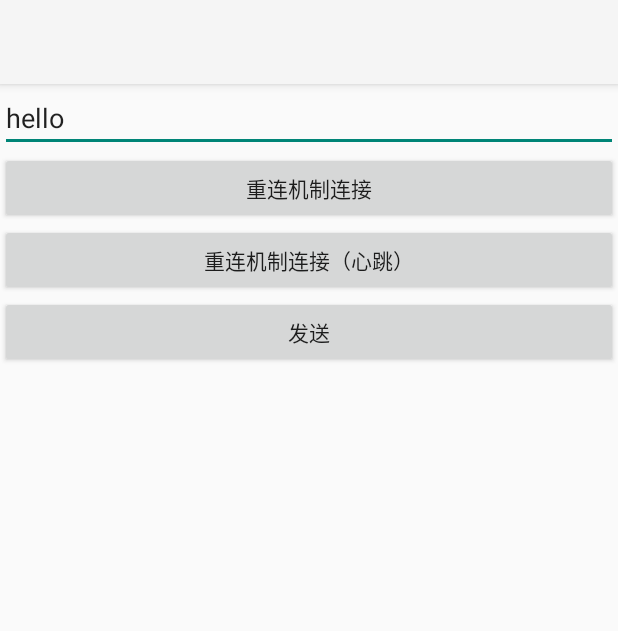
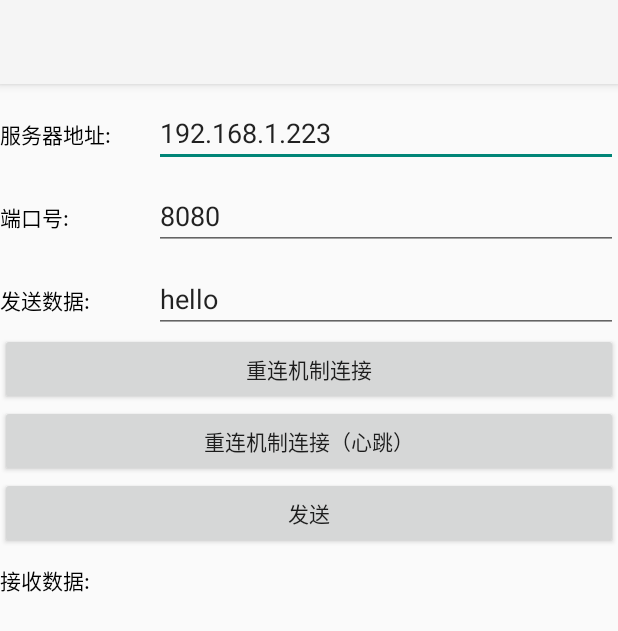
Before and after one commit to LiangLuDev/RxSocket, an Android app: the screen it shows after launch (MainActivity), after a tap on "重连机制连接", on a phone screen of 412 x 824 dp. Shown: the top 631 px of the screen. Run offline under Robolectric (Android 15) with nearby library versions, the phone set to English and light mode, and no system bars; our stand-ins replace RxJava; network calls fail.

```diff
--- a/app/src/main/java/com/luliang/rxsocket/MainActivity.java
+++ b/app/src/main/java/com/luliang/rxsocket/MainActivity.java
@@ -1,5 +1,6 @@
 package com.luliang.rxsocket;
 
+import android.annotation.SuppressLint;
 import android.support.v7.app.AppCompatActivity;
 import android.os.Bundle;
 import android.text.TextUtils;
@@ -7,20 +8,23 @@ import android.util.Log;
 import android.view.View;
 import android.widget.Button;
 import android.widget.EditText;
+import android.widget.TextView;
+import android.widget.Toast;
 
 import io.reactivex.functions.Consumer;
 import io.reactivex.schedulers.Schedulers;
 
 public class MainActivity extends AppCompatActivity {
-    private RxSocket rxSocket;
     Button mBtnSend;
     Button mBtnConnect;
     Button mBtnHeartConnect;
     EditText mEtSendText;
-    private String HOST ="192.168.1.223";
-    private int PORT=8080;
+    EditText mEtHost;
+    EditText mEtPort;
+    TextView mTvResponse;
 
 
+    @SuppressLint("SetTextI18n")
     @Override
     protected void onCreate(Bundle savedInstanceState) {
         super.onCreate(savedInstanceState);
@@ -31,28 +35,40 @@ public class MainActivity extends AppCompatActivity {
         mBtnConnect = findViewById(R.id.btn_connect);
         mBtnHeartConnect = findViewById(R.id.btn_heart_connect);
         mEtSendText = findViewById(R.id.et_send_text);
+        mEtHost = findViewById(R.id.et_host);
+        mEtPort = findViewById(R.id.et_port);
+        mTvResponse = findViewById(R.id.tv_response);
 
 
-
-         //初始化
+        //初始化
         RxSocket rxSocket = RxSocket.getInstance();
 
-        mBtnConnect.setOnClickListener(new View.OnClickListener() {
-            @Override
-            public void onClick(View view) {
-                //重连机制的订阅
-                rxSocket.reconnection(HOST, PORT)
-                        .subscribe(s -> Log.d("server response data", s));
+        mBtnConnect.setOnClickListener(view -> {
+            if (TextUtils.isEmpty(mEtHost.getText())) {
+                Toast.makeText(MainActivity.this,"请输入服务器地址",Toast.LENGTH_SHORT).show();
+                return;
             }
+            if (TextUtils.isEmpty(mEtPort.getText())) {
+                Toast.makeText(MainActivity.this,"请输入端口号",Toast.LENGTH_SHORT).show();
+                return;
+            }
+            //重连机制的订阅
+            rxSocket.reconnection(mEtHost.getText().toString(), Integer.parseInt(mEtPort.getText().toString()))
+                    .subscribe(s -> mTvResponse.setText("接收数据："+s));
         });
 
-        mBtnHeartConnect.setOnClickListener(new View.OnClickListener() {
-            @Override
-            public void onClick(View view) {
-                //心跳、重连机制的订阅
-                rxSocket.reconnectionAndHeartBeat(HOST, PORT, 5, "---Hello---")
-                        .subscribe(s -> Log.d("server response data", s));
+        mBtnHeartConnect.setOnClickListener(view -> {
+            if (TextUtils.isEmpty(mEtHost.getText())) {
+                Toast.makeText(MainActivity.this,"请输入服务器地址",Toast.LENGTH_SHORT).show();
+                return;
             }
+            if (TextUtils.isEmpty(mEtPort.getText())) {
+                Toast.makeText(MainActivity.this,"请输入端口号",Toast.LENGTH_SHORT).show();
+                return;
+            }
+            //心跳、重连机制的订阅
+            rxSocket.reconnectionAndHeartBeat(mEtHost.getText().toString(), Integer.parseInt(mEtPort.getText().toString()), 5, "---Hello---")
+                    .subscribe(s -> mTvResponse.setText("接收数据："+s));
         });
 
         mBtnSend.setOnClickListener(view -> rxSocket.send(mEtSendText.getText().toString()).subscribeOn(Schedulers.io()).subscribe());
--- a/app/src/main/res/layout/activity_main.xml
+++ b/app/src/main/res/layout/activity_main.xml
@@ -7,11 +7,74 @@
     android:orientation="vertical"
     tools:context="com.luliang.rxsocket.MainActivity">
 
-    <EditText
-        android:id="@+id/et_send_text"
+    <LinearLayout
         android:layout_width="match_parent"
         android:layout_height="wrap_content"
-        android:text="hello" />
+        android:layout_marginTop="10dp"
+        android:orientation="horizontal">
+
+        <TextView
+            android:layout_width="0dp"
+            android:layout_height="wrap_content"
+            android:layout_weight="1"
+            android:text="服务器地址:"
+            android:textColor="#000000" />
+
+        <EditText
+            android:id="@+id/et_host"
+            android:layout_width="0dp"
+            android:layout_height="wrap_content"
+            android:layout_weight="3"
+            android:text="192.168.1.223" />
+
+
+    </LinearLayout>
+
+    <LinearLayout
+        android:layout_width="match_parent"
+        android:layout_height="wrap_content"
+        android:layout_marginTop="10dp"
+        android:orientation="horizontal">
+
+        <TextView
+            android:layout_width="0dp"
+            android:layout_height="wrap_content"
+            android:layout_weight="1"
+            android:text="端口号:"
+            android:textColor="#000000" />
+
+        <EditText
+            android:id="@+id/et_port"
+            android:layout_width="0dp"
+            android:layout_height="wrap_content"
+            android:layout_weight="3"
+            android:text="8080" />
+
+
+    </LinearLayout>
+
+    <LinearLayout
+        android:layout_width="match_parent"
+        android:layout_height="wrap_content"
+        android:layout_marginTop="10dp"
+        android:orientation="horizontal">
+
+        <TextView
+            android:layout_width="0dp"
+            android:layout_height="wrap_content"
+            android:layout_weight="1"
+            android:text="发送数据:"
+            android:textColor="#000000" />
+
+        <EditText
+            android:id="@+id/et_send_text"
+            android:layout_width="0dp"
+            android:layout_height="wrap_content"
+            android:layout_weight="3"
+            android:text="hello" />
+
+
+    </LinearLayout>
 
 
     <Button
@@ -32,4 +95,12 @@
         android:layout_height="wrap_content"
         android:text="发送" />
 
+    <TextView
+        android:id="@+id/tv_response"
+        android:layout_width="wrap_content"
+        android:layout_height="wrap_content"
+        android:layout_marginTop="10dp"
+        android:text="接收数据:"
+        android:textColor="#000000" />
+
 </LinearLayout>
```
Also changed, not shown: 3 other files.
